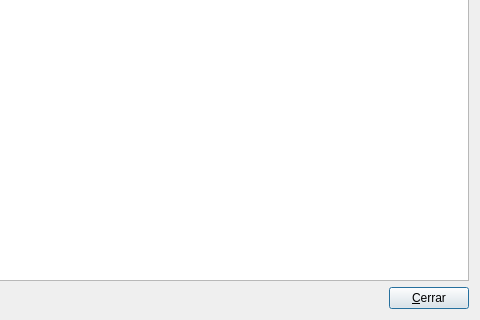
First picture: the form in gui/dlgciudades.ui, repository rogorido/qtpredicadores, before the edit; both pictures show x 204 to 684 and y 114 to 434 of the 684 by 434 pixel window.
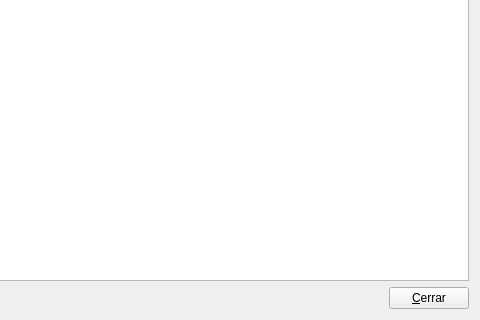
Second picture: the form after the edit.

Commit message: dlgCiudades como QWidget

```diff
--- a/gui/dlgciudades.ui
+++ b/gui/dlgciudades.ui
@@ -1,7 +1,7 @@
 <?xml version="1.0" encoding="UTF-8"?>
 <ui version="4.0">
  <class>dlgCiudades</class>
- <widget class="QDialog" name="dlgCiudades">
+ <widget class="QWidget" name="dlgCiudades">
   <property name="geometry">
    <rect>
     <x>0</x>
```
The commit also changes 3 other files.
